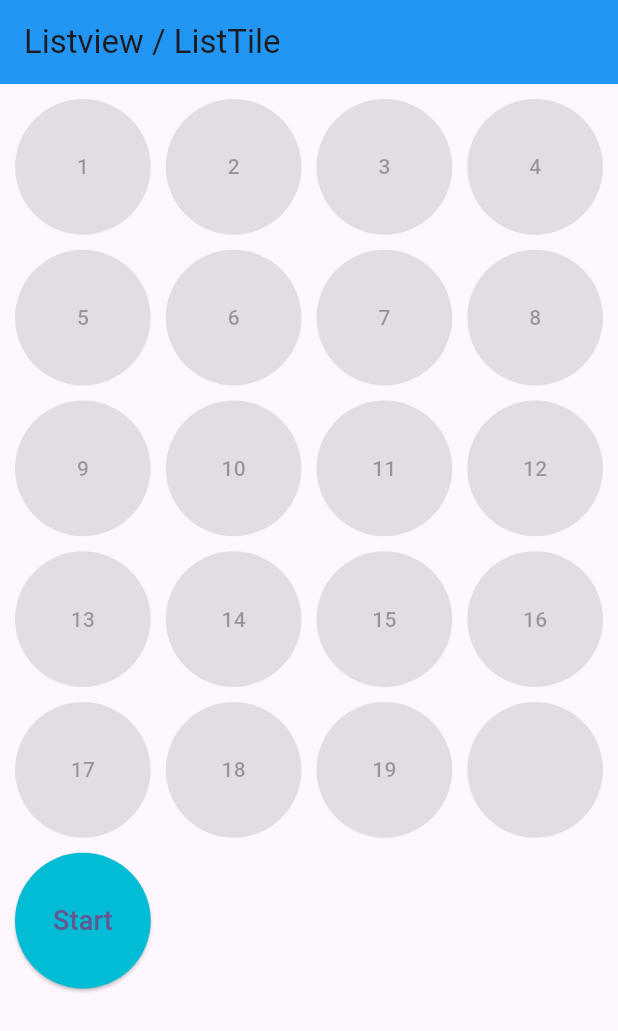
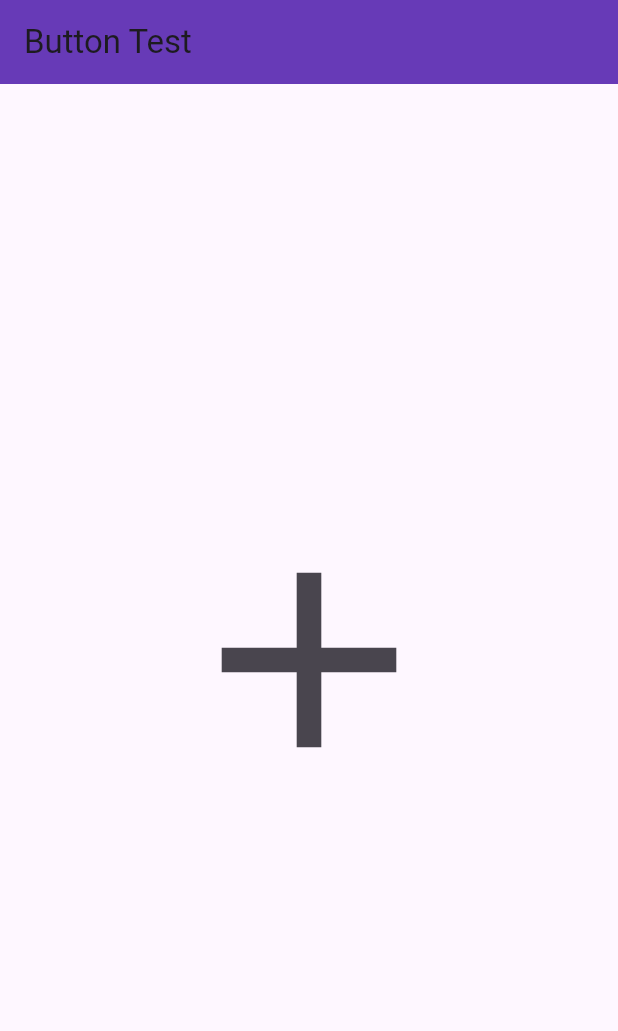
Before and after one commit to KK-Hyeok/2023Flutter, a Flutter app: the screen it shows after launch, on a phone screen of 412 x 824 dp. Shown: the top 1031 px of the screen. Run offline on Flutter 3.47's test engine with Material 2 defaults, Android fonts, the phone set to English and light mode, and no system bars.

Commit message:
2023-10-19
end

```diff
--- /dev/null
+++ b/ch4/lib/ButtonTest.dart
@@ -0,0 +1,32 @@
+import 'package:flutter/cupertino.dart';
+import 'package:flutter/material.dart';
+
+class ButtonTest extends StatefulWidget {
+  const ButtonTest({super.key});
+
+  @override
+  State<ButtonTest> createState() => _ButtonTestState();
+}
+
+class _ButtonTestState extends State<ButtonTest> {
+  @override
+  Widget build(BuildContext context) {
+    return Scaffold(
+      appBar: AppBar(
+        title: Text('Button Test'),
+        backgroundColor: Colors.deepPurple,
+      ),
+      body: Center(
+        child: IconButton(
+          icon: Icon(Icons.add),
+          iconSize: 200,
+          onPressed: Test,
+        ),
+      ),
+    );
+  }
+
+  void Test(){
+
+  }
+}
--- a/ch4/lib/PuzzleGame.dart
+++ b/ch4/lib/PuzzleGame.dart
@@ -55,6 +55,6 @@ class PuzzleGame{
       if(values[zeroIndex] == 0) return zeroIndex;
     }
 
-    return zeroIndex;
+    return -1;
   }
 }
--- a/ch4/lib/main.dart
+++ b/ch4/lib/main.dart
@@ -2,6 +2,11 @@ import 'package:ch4/PuzzleUI.dart';
 import 'package:flutter/material.dart';
 import 'ContainerTest.dart';
 import 'StackTest.dart';
+import 'PageViewUI.dart';
+import 'TabBarTest.dart';
+import 'BottomNavigationBarTest.dart';
+import 'CenterTest.dart';
+import 'ButtonTest.dart';
 
 void main() {
   runApp(const MyApp());
@@ -19,7 +24,7 @@ class MyApp extends StatelessWidget {
         useMaterial3: true,
       ),
       //home: const ContainerTest(),
-      home: const PuzzleUI(),
+      home: ButtonTest(),
     );
   }
 }
```
Also changed, not shown: ch4/lib/BottomNavigationBarTest.dart (added, +39 -0 lines), ch4/lib/CenterTest.dart (added, +34 -0 lines), ch4/lib/PageViewUI.dart (added, +39 -0 lines), ch4/lib/PuzzleUI.dart (+20 -20 lines), ch4/lib/TabBarTest.dart (added, +36 -0 lines).
